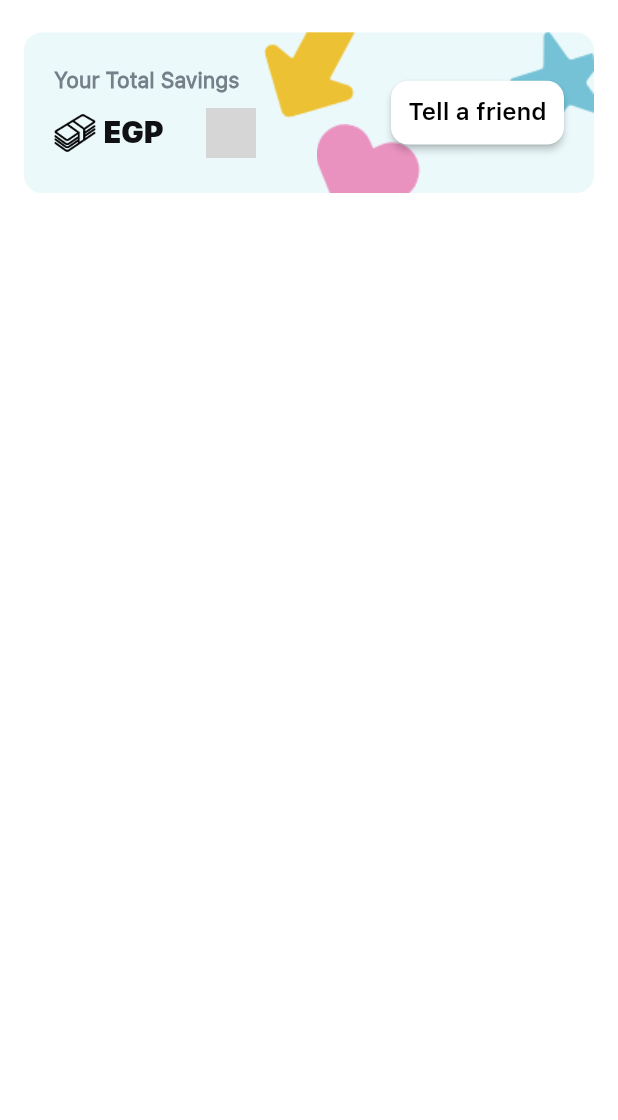
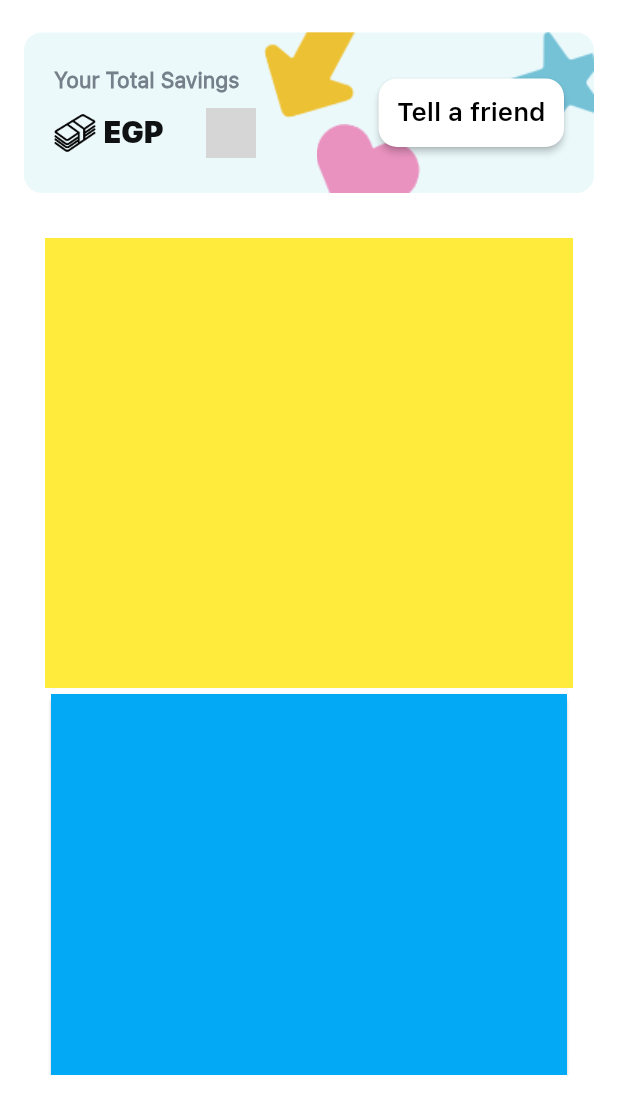
Before and after one commit to AbdelrahmanMagdy84/bulx_task_app, a Flutter app: the screen it shows after launch, after a tap on "Tell a friend", on a phone screen of 412 x 824 dp, the part 116-1236 px from its top. Run offline on Flutter 3.47's test engine with Material 2 defaults, Android fonts, the phone set to English and light mode, and no system bars; our stand-ins replace confetti, flutter_bloc, sizer, visibility_detector; missing offline and left inert: mccounting_text; grey boxes are pictures that could not be loaded.

Commit message:
refactoring widgets with responsive savings button

```diff
--- a/lib/screens/home_screen.dart
+++ b/lib/screens/home_screen.dart
@@ -42,18 +42,27 @@ class HomeScreen extends StatelessWidget {
                   },
                   child: SavingsCard(),
                 ),
-                )
+              ),
             ];
           },
-            dragStartBehavior: DragStartBehavior.down,
-            body: SingleChildScrollView(
-              child: Column(
-                children: [
+          body: Padding(
+            padding: const EdgeInsets.all(30),
+            child: SingleChildScrollView(
+              child: Column(children: [
                 Container(
-                      color: Colors.white, height: 2000, width: double.infinity)
-                ],
+                  color: Colors.yellow,
+                  height: 300,
                 ),
-            )),
+                Card(
+                  child: Container(
+                    color: Colors.lightBlue,
+                    height: 300,
+                  ),
+                ),
+              ]),
+            ),
+          ),
+        ),
       ),
     );
   }
--- /dev/null
+++ b/lib/widgets/savings/savings_button.dart
@@ -0,0 +1,23 @@
+import 'package:flutter/material.dart';
+
+class SavingsButton extends StatelessWidget {
+  const SavingsButton({Key? key}) : super(key: key);
+
+  @override
+  Widget build(BuildContext context) {
+    return ElevatedButton(
+      onPressed: () {},
+      child: const Text(
+        "Tell a friend",
+        style: TextStyle(fontFamily: "SFProText-Semibold", color: Colors.black),
+      ),
+      style: ElevatedButton.styleFrom(
+        primary: Colors.white,
+        padding: const EdgeInsets.all(10),
+        shape: RoundedRectangleBorder(
+          borderRadius: BorderRadius.circular(10),
+        ),
+      ),
+    );
+  }
+}
--- a/lib/widgets/savings/savings_card.dart
+++ b/lib/widgets/savings/savings_card.dart
@@ -1,10 +1,7 @@
+import 'package:bulx_task_app/widgets/savings/savings_stack.dart';
 import 'package:flutter/material.dart';
 import 'package:sizer/sizer.dart';
-
 import '../../helpers/orientation_function.dart';
-import '../shared/best_image_size.dart';
-import 'confetti_widget.dart';
-import 'savings_money_widget.dart';
 
 class SavingsCard extends StatelessWidget {
   @override
@@ -15,98 +12,7 @@ class SavingsCard extends StatelessWidget {
         borderRadius: BorderRadius.all(Radius.circular(12)),
         color: Color(0xffebf9fb),
       ),
-      child: savingsStackBuilder(context),
-    );
-  }
-
-  List<Widget> stackDecoration() {
-    return [
-      Positioned(top: 0, child: selectImageBasedOnDeviceSize("arrow")),
-      Positioned(top: 0, right: 0, child: selectImageBasedOnDeviceSize("star")),
-      Positioned(
-        bottom: 0,
-        child: Align(
-          alignment: Alignment.center,
-          child: Row(
-            children: [
-              Container(
-                width: 80,
-                alignment: Alignment.bottomRight,
-              ),
-              selectImageBasedOnDeviceSize("heart")
-            ],
-          ),
-        ),
-      ),
-      Positioned(
-        bottom: 10,
-        child: CustomConfettiWidget(),
-      ),
-    ];
-  }
-
-  Stack savingsStackBuilder(BuildContext context) {
-    return Stack(
-      alignment: AlignmentDirectional.center,
-      children: [
-        ...stackDecoration(),
-        Row(
-          mainAxisAlignment: MainAxisAlignment.spaceBetween,
-          children: [
-            Padding(
-              padding: const EdgeInsets.only(left: 20),
-              child: Column(
-                mainAxisAlignment: MainAxisAlignment.center,
-                crossAxisAlignment: CrossAxisAlignment.start,
-                children: [
-                  SizedBox(
-                    width: isPortrait(context) ? 30.w : 30.h,
-                    child: const FittedBox(
-                      fit: BoxFit.scaleDown,
-                      child: Text(
-                        "Your Total Savings",
-                        style: TextStyle(
-                          color: const Color(0xff75808a),
-                          fontWeight: FontWeight.w600,
-                          fontFamily: "SFProText",
-                        ),
-                      ),
-                    ),
-                  ),
-                  const SizedBox(
-                    height: 10,
-                  ),
-                  const SavingsMoneyWidget(),
-                ],
-              ),
-            ),
-            Container(
-              margin: const EdgeInsets.only(right: 20),
-              width: 28.w,
-              child: FittedBox(
-                child: savingsButtonWidgetBuilder(),
-              ),
-            )
-          ],
-        ),
-      ],
-    );
-  }
-
-  ElevatedButton savingsButtonWidgetBuilder() {
-    return ElevatedButton(
-      onPressed: () {},
-      child: const Text(
-        "Tell a friend",
-        style: TextStyle(fontFamily: "SFProText-Semibold", color: Colors.black),
-      ),
-      style: ElevatedButton.styleFrom(
-        primary: Colors.white,
-        padding: const EdgeInsets.all(10),
-        shape: RoundedRectangleBorder(
-          borderRadius: BorderRadius.circular(10),
-        ),
-      ),
+      child: const SavingsStackWidget(),
     );
   }
 }
--- /dev/null
+++ b/lib/widgets/savings/savings_stack.dart
@@ -0,0 +1,87 @@
+import 'package:bulx_task_app/widgets/savings/savings_button.dart';
+import 'package:flutter/material.dart';
+import 'package:sizer/sizer.dart';
+import '../../helpers/orientation_function.dart';
+import '../shared/best_image_size.dart';
+import 'confetti_widget.dart';
+import 'savings_money_widget.dart';
+
+class SavingsStackWidget extends StatelessWidget {
+  const SavingsStackWidget({Key? key}) : super(key: key);
+
+  @override
+  Widget build(BuildContext context) {
+    return Stack(
+      alignment: AlignmentDirectional.center,
+      children: [
+        ...stackDecoration(),
+        Row(
+          mainAxisAlignment: MainAxisAlignment.spaceBetween,
+          children: [
+            Padding(
+              padding: const EdgeInsets.only(left: 20),
+              child: Column(
+                mainAxisAlignment: MainAxisAlignment.center,
+                crossAxisAlignment: CrossAxisAlignment.start,
+                children: [
+                  SizedBox(
+                    width: isPortrait(context) ? 30.w : 30.h,
+                    child: const FittedBox(
+                      fit: BoxFit.scaleDown,
+                      child: Text(
+                        "Your Total Savings",
+                        style: TextStyle(
+                          color: Color(0xff75808a),
+                          fontWeight: FontWeight.w600,
+                          fontFamily: "SFProText",
+                        ),
+                      ),
+                    ),
+                  ),
+                  const SizedBox(
+                    height: 10,
+                  ),
+                  const SavingsMoneyWidget(),
+                ],
+              ),
+            ),
+            Container(
+              margin: EdgeInsets.only(right: isPortrait(context) ? 20 : 30),
+              width: isPortrait(context) ? 30.w : 20.h,
+              child: const FittedBox(
+                fit: BoxFit.fitWidth,
+                child: SavingsButton(),
+              ),
+            )
+          ],
+        ),
+      ],
+    );
+  }
+}
+
+List<Widget> stackDecoration() {
+  return [
+    Positioned(top: 0, child: selectImageBasedOnDeviceSize("arrow")),
+    Positioned(top: 0, right: 0, child: selectImageBasedOnDeviceSize("star")),
+    Positioned(
+      bottom: 0,
+      child: Align(
+        alignment: Alignment.center,
+        child: Row(
+          children: [
+            Container(
+              width: 80,
+              alignment: Alignment.bottomRight,
+            ),
+            selectImageBasedOnDeviceSize("heart")
+          ],
+        ),
+      ),
+    ),
+    Positioned(
+      bottom: 10,
+      child: CustomConfettiWidget(),
+    ),
+  ];
+}
```
Also changed, not shown: lib/widgets/savings/savings_money_widget.dart (+3 -5 lines). Lines whose indentation alone changed are shown as unchanged.
